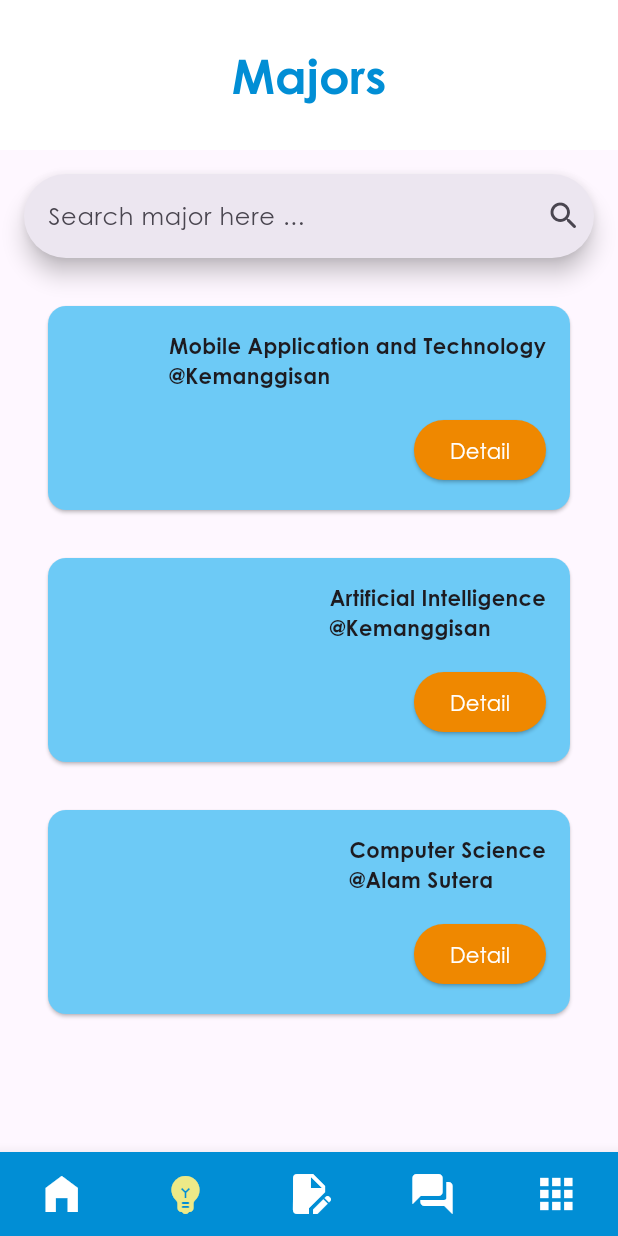
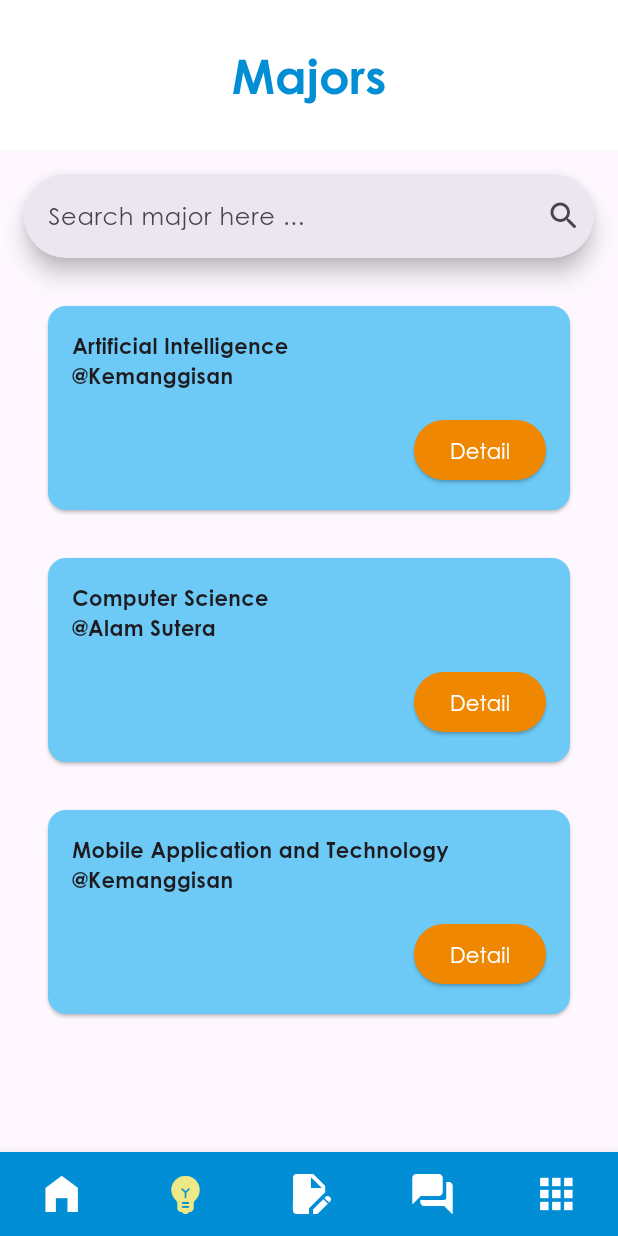
Before and after one commit to zzz276/BinusLite, a Flutter app: the Navigation screen opened directly, item 2 of the bottom bar chosen, on a phone screen of 412 x 824 dp. Run offline on Flutter 3.47's test engine with Material 3 defaults, Android fonts, the phone set to English and light mode, and no system bars; our stand-ins replace firebase_auth, firebase_core; accounts and stored records are empty.

Commit message:
Update majors.dart
Readjust majors tab

```diff
--- a/lib/screens/tabs/majors.dart
+++ b/lib/screens/tabs/majors.dart
@@ -10,6 +10,8 @@ class Majors extends StatefulWidget {
 }
 
 class _MajorsState extends State<Majors> {
+  static late String searchQuery;
+  static late List<Major> searchMajor;
   List<Major> majors = [
     Major(
       name: "Mobile Application and Technology",
@@ -39,6 +41,7 @@ class _MajorsState extends State<Majors> {
 
   @override
   Widget build(BuildContext context) {
+    majors.sort((a, b) => a.name.compareTo(b.name));
     return Padding(
       padding: const EdgeInsets.all(16.0),
       child: Column(
@@ -48,8 +51,10 @@ class _MajorsState extends State<Majors> {
             keyboardType: TextInputType.text,
             onChanged: (value) {
               setState(() {
+                searchQuery = value;
+              });
 
-              });
+              // searchMajor = majors.cast<Major>().;
             },
 
             trailing: const [Icon(Icons.search_rounded)],
@@ -65,16 +70,24 @@ class _MajorsState extends State<Majors> {
                   child: Padding(
                     padding: const EdgeInsets.all(16.0),
                     child: Column(
-                      crossAxisAlignment: CrossAxisAlignment.end,
+                      crossAxisAlignment: CrossAxisAlignment.stretch,
+                      children: [
+                        Column(
+                          crossAxisAlignment: CrossAxisAlignment.start,
                           children: [
                             Text(
                               "${majors[index].name}\n@${majors[index].region}",
                               overflow: TextOverflow.clip,
                               style: const TextStyle(fontWeight: FontWeight.bold),
                               textAlign: TextAlign.start
+                            )
+                          ]
                         ),
 
                         const SizedBox(height: 16.0),
+                        Column(
+                          crossAxisAlignment: CrossAxisAlignment.end,
+                          children: [
                             ElevatedButton(
                               onPressed: () => Navigator.push(
                                 context, MaterialPageRoute(
@@ -86,6 +99,8 @@ class _MajorsState extends State<Majors> {
                                 "Detail",
                                 textAlign: TextAlign.center
                               )
+                            )
+                          ]
                         )
                       ]
                     )
```
Lines whose indentation alone changed are shown as unchanged.
